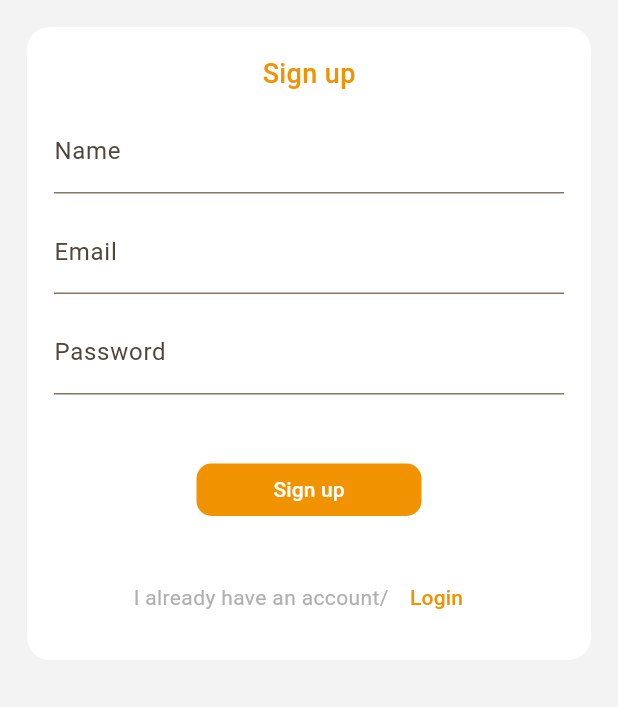
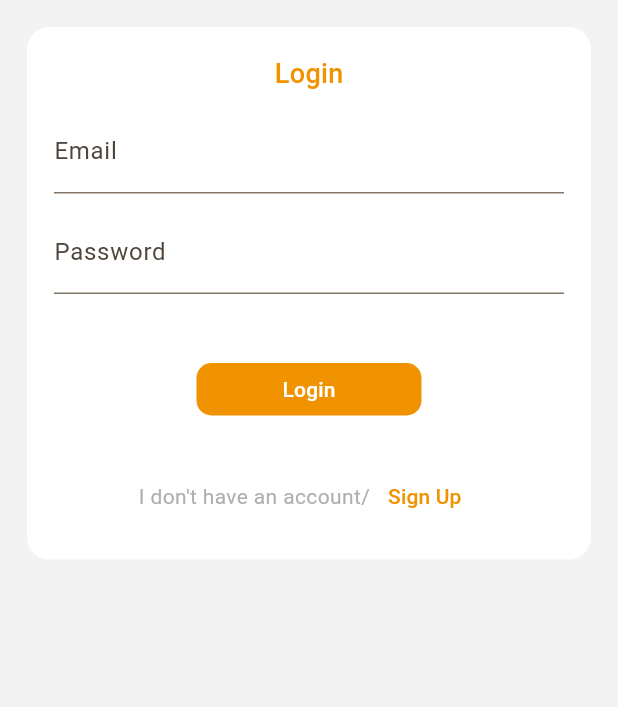
Before and after one commit to NML124/lecolombier, a Flutter app: the screen it shows after launch, on a phone screen of 412 x 824 dp, the part 183-890 px from its top. Run offline on Flutter 3.47's test engine with Material 3 defaults, Android fonts, the light colour scheme and no system bars.

Commit message:
Implement LoginWidget and LoginScreen for user authentication

```diff
--- a/lib/main.dart
+++ b/lib/main.dart
@@ -1,4 +1,5 @@
 import 'package:flutter/material.dart';
+import 'package:lecolombier/pages/login/login_screen.dart';
 import 'package:lecolombier/pages/login/sign_up_screen.dart';
 import 'package:lecolombier/utils/constants.dart';
 
@@ -14,7 +15,7 @@ class MyApp extends StatelessWidget {
     return MaterialApp(
       title: 'LeColombier',
       theme: ThemeData(colorScheme: ColorScheme.fromSeed(seedColor: primary)),
-      home: SignUpScreen(),
+      home: LoginScreen(),
     );
   }
 }
--- /dev/null
+++ b/lib/pages/login/components/login_widget.dart
@@ -0,0 +1,62 @@
+import '../../../utils/materials.dart';
+
+class LoginWidget extends StatelessWidget {
+  LoginWidget({super.key});
+
+  TextEditingController nameController = TextEditingController();
+  TextEditingController emailController = TextEditingController();
+  TextEditingController passwordController = TextEditingController();
+  var formSignUpKey = GlobalKey<FormState>();
+
+  @override
+  Widget build(BuildContext context) {
+    return Form(
+      key: formSignUpKey,
+      child: ContainerWidget(
+        child: Column(
+          spacing: paddingMedium,
+          children: [
+            Text(
+              "Login",
+              style: TextStyle(
+                color: primary,
+                fontSize: textSizeNormal,
+                fontWeight: FontWeight.w500,
+              ),
+            ),
+            TextFormFieldCustom(
+              label: "Email",
+              type: TypeForm.email,
+              controller: emailController,
+            ),
+            TextFormFieldCustom(
+              label: "Password",
+              type: TypeForm.password,
+              controller: passwordController,
+            ),
+            SizedBox(height: paddingLarge),
+            ElevatedButtonCustom(
+              onPress: () {},
+              label: "Login",
+              isLoading: false,
+            ),
+            SizedBox(height: paddingSMedium),
+            Row(
+              mainAxisAlignment: MainAxisAlignment.center,
+              children: [
+                Text(
+                  "I don't have an account/",
+                  style: TextStyle(color: greyDark),
+                ),
+                TextButton(
+                  onPressed: () {},
+                  child: Text("Sign Up", style: TextStyle(color: primary)),
+                ),
+              ],
+            ),
+          ],
+        ),
+      ),
+    );
+  }
+}
--- /dev/null
+++ b/lib/pages/login/login_screen.dart
@@ -0,0 +1,23 @@
+import 'package:lecolombier/pages/login/components/login_widget.dart';
+
+import '../../utils/materials.dart';
+
+class LoginScreen extends StatelessWidget {
+  const LoginScreen({super.key});
+
+  @override
+  Widget build(BuildContext context) {
+    return Scaffold(
+      backgroundColor: grey,
+      body: SingleChildScrollView(
+        child: Padding(
+          padding: EdgeInsets.all(paddingNormal),
+          child: Column(
+            spacing: paddingNormal,
+            children: [Image.asset(logoColorPath, height: 104), LoginWidget()],
+          ),
+        ),
+      ),
+    );
+  }
+}
```
